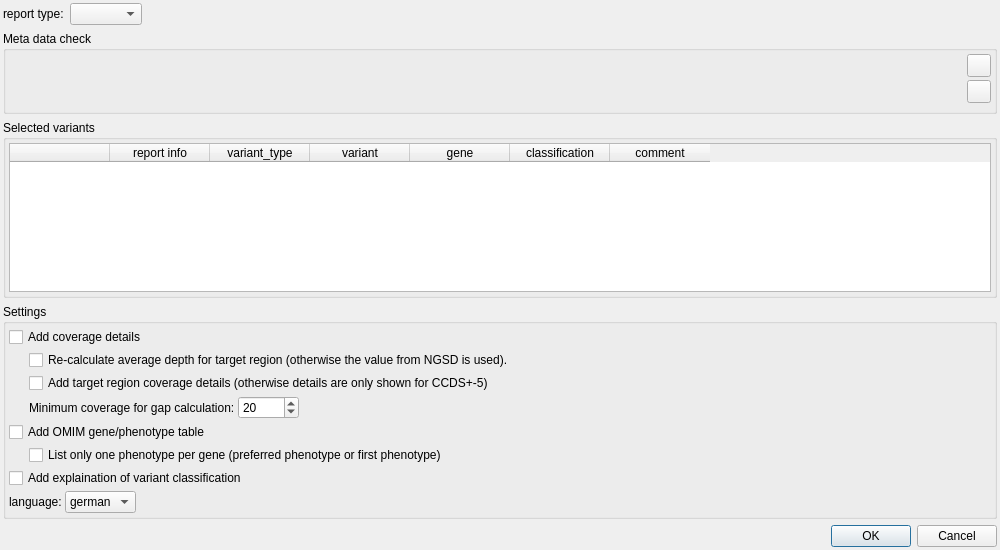
Before: the Qt Designer form src/GSvar/ReportDialog.ui in imgag/ngs-bits, drawn with Qt 5.
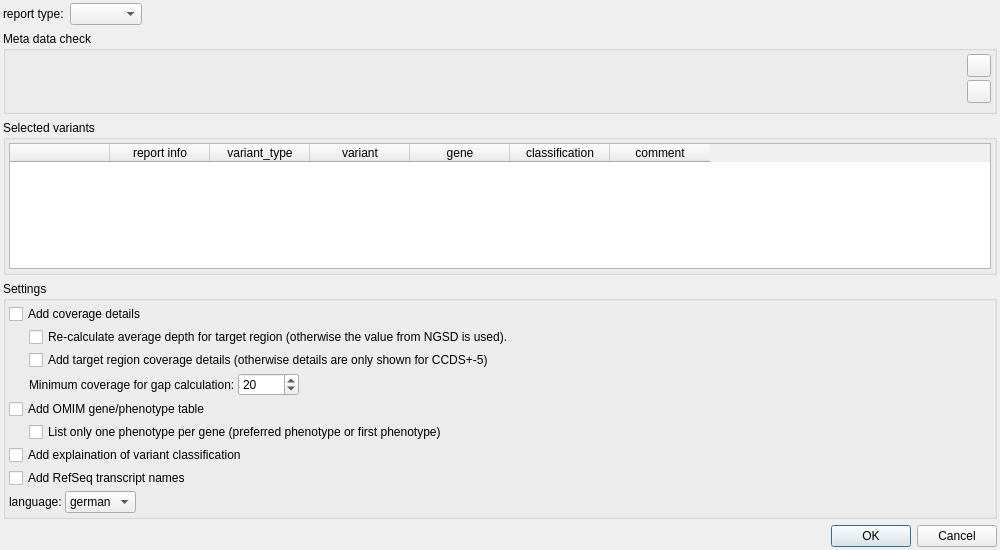
After: the same form once the commit is applied. Icons and pictures are not drawn.

Commit message: GSvar: added option to add RefSeq transcript names to HTML germline report.

```diff
--- a/src/GSvar/ReportDialog.ui
+++ b/src/GSvar/ReportDialog.ui
@@ -468,6 +468,16 @@
         </property>
        </widget>
       </item>
+      <item>
+       <widget class="QCheckBox" name="refseq_trans_names">
+        <property name="toolTip">
+         <string>&lt;html&gt;&lt;head/&gt;&lt;body&gt;&lt;p&gt;Adds RefSeq transcript names to small variant table.&lt;/p&gt;&lt;p&gt;Note: this is only done if there is a perfectly matching RefSeq transcript.&lt;/p&gt;&lt;/body&gt;&lt;/html&gt;</string>
+        </property>
+        <property name="text">
+         <string>Add RefSeq transcript names</string>
+        </property>
+       </widget>
+      </item>
       <item>
        <layout class="QHBoxLayout" name="horizontalLayout_6">
         <item>
```
The commit also changes 8 other files.
